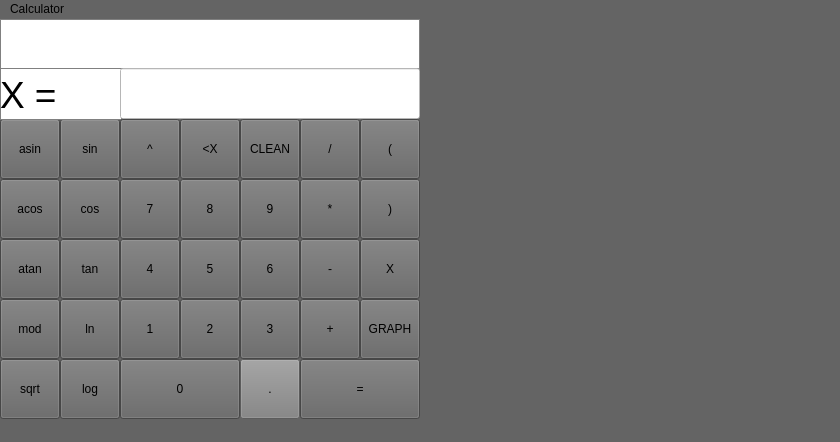
Qt form CmakeSM/source/mainwindow.ui (andriiverinhe/SmartCalc) before a commit.
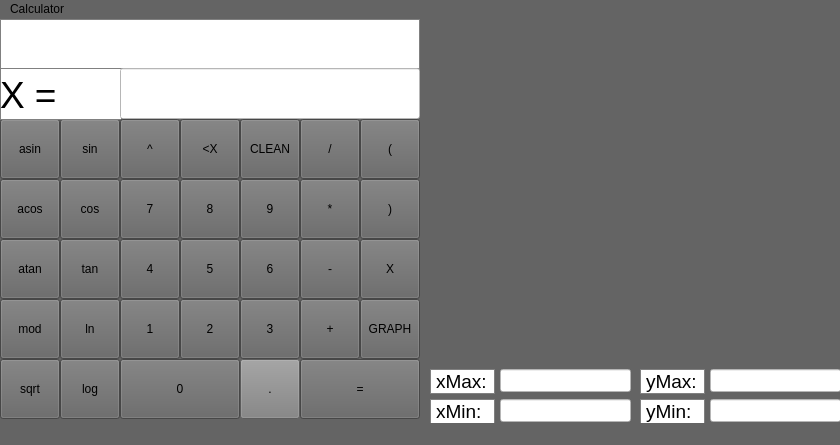
The same form after that commit. Custom widgets are drawn as their Qt base class.

```diff
--- a/CmakeSM/source/mainwindow.ui
+++ b/CmakeSM/source/mainwindow.ui
@@ -10,7 +10,7 @@
     <x>0</x>
     <y>0</y>
     <width>840</width>
-    <height>442</height>
+    <height>445</height>
    </rect>
   </property>
   <property name="sizePolicy">
@@ -792,7 +792,7 @@
       <x>420</x>
       <y>0</y>
       <width>420</width>
-      <height>401</height>
+      <height>341</height>
      </rect>
     </property>
    </widget>
@@ -842,6 +842,162 @@
      <string notr="true">background-color: rgb(255, 255, 255);</string>
     </property>
    </widget>
+   <widget class="QLineEdit" name="lineEdit_xMax">
+    <property name="geometry">
+     <rect>
+      <x>500</x>
+      <y>350</y>
+      <width>131</width>
+      <height>23</height>
+     </rect>
+    </property>
+    <property name="styleSheet">
+     <string notr="true">background-color: rgb(255, 255, 255);</string>
+    </property>
+   </widget>
+   <widget class="QLineEdit" name="lineEdit_xMin">
+    <property name="geometry">
+     <rect>
+      <x>500</x>
+      <y>380</y>
+      <width>131</width>
+      <height>23</height>
+     </rect>
+    </property>
+    <property name="styleSheet">
+     <string notr="true">background-color: rgb(255, 255, 255);</string>
+    </property>
+   </widget>
+   <widget class="QLineEdit" name="lineEdit_yMax">
+    <property name="geometry">
+     <rect>
+      <x>710</x>
+      <y>350</y>
+      <width>131</width>
+      <height>23</height>
+     </rect>
+    </property>
+    <property name="styleSheet">
+     <string notr="true">background-color: rgb(255, 255, 255);</string>
+    </property>
+   </widget>
+   <widget class="QLineEdit" name="lineEdit_yMin">
+    <property name="geometry">
+     <rect>
+      <x>710</x>
+      <y>380</y>
+      <width>131</width>
+      <height>23</height>
+     </rect>
+    </property>
+    <property name="styleSheet">
+     <string notr="true">background-color: rgb(255, 255, 255);</string>
+    </property>
+   </widget>
+   <widget class="QLabel" name="label_xMax">
+    <property name="geometry">
+     <rect>
+      <x>430</x>
+      <y>350</y>
+      <width>65</width>
+      <height>25</height>
+     </rect>
+    </property>
+    <property name="font">
+     <font>
+      <pointsize>14</pointsize>
+     </font>
+    </property>
+    <property name="styleSheet">
+     <string notr="true">QLabel {
+  background-color: rgb(255, 255, 255);
+  qproperty-alignment: 'AlignVCenter | AlignRight';
+  border: 1px solid gray;
+}
+</string>
+    </property>
+    <property name="text">
+     <string>xMax:</string>
+    </property>
+   </widget>
+   <widget class="QLabel" name="label_xMin">
+    <property name="geometry">
+     <rect>
+      <x>430</x>
+      <y>380</y>
+      <width>65</width>
+      <height>25</height>
+     </rect>
+    </property>
+    <property name="font">
+     <font>
+      <pointsize>14</pointsize>
+     </font>
+    </property>
+    <property name="styleSheet">
+     <string notr="true">QLabel {
+  background-color: rgb(255, 255, 255);
+  qproperty-alignment: 'AlignVCenter | AlignRight';
+  border: 1px solid gray;
+}
+</string>
+    </property>
+    <property name="text">
+     <string>xMin:</string>
+    </property>
+   </widget>
+   <widget class="QLabel" name="label_yMax">
+    <property name="geometry">
+     <rect>
+      <x>640</x>
+      <y>350</y>
+      <width>65</width>
+      <height>25</height>
+     </rect>
+    </property>
+    <property name="font">
+     <font>
+      <pointsize>14</pointsize>
+     </font>
+    </property>
+    <property name="styleSheet">
+     <string notr="true">QLabel {
+  background-color: rgb(255, 255, 255);
+  qproperty-alignment: 'AlignVCenter | AlignRight';
+  border: 1px solid gray;
+}
+</string>
+    </property>
+    <property name="text">
+     <string>yMax:</string>
+    </property>
+   </widget>
+   <widget class="QLabel" name="label_yMin">
+    <property name="geometry">
+     <rect>
+      <x>640</x>
+      <y>380</y>
+      <width>65</width>
+      <height>25</height>
+     </rect>
+    </property>
+    <property name="font">
+     <font>
+      <pointsize>14</pointsize>
+     </font>
+    </property>
+    <property name="styleSheet">
+     <string notr="true">QLabel {
+  background-color: rgb(255, 255, 255);
+  qproperty-alignment: 'AlignVCenter | AlignRight';
+  border: 1px solid gray;
+}
+</string>
+    </property>
+    <property name="text">
+     <string>yMin:</string>
+    </property>
+   </widget>
   </widget>
   <widget class="QMenuBar" name="menubar">
    <property name="geometry">
```
